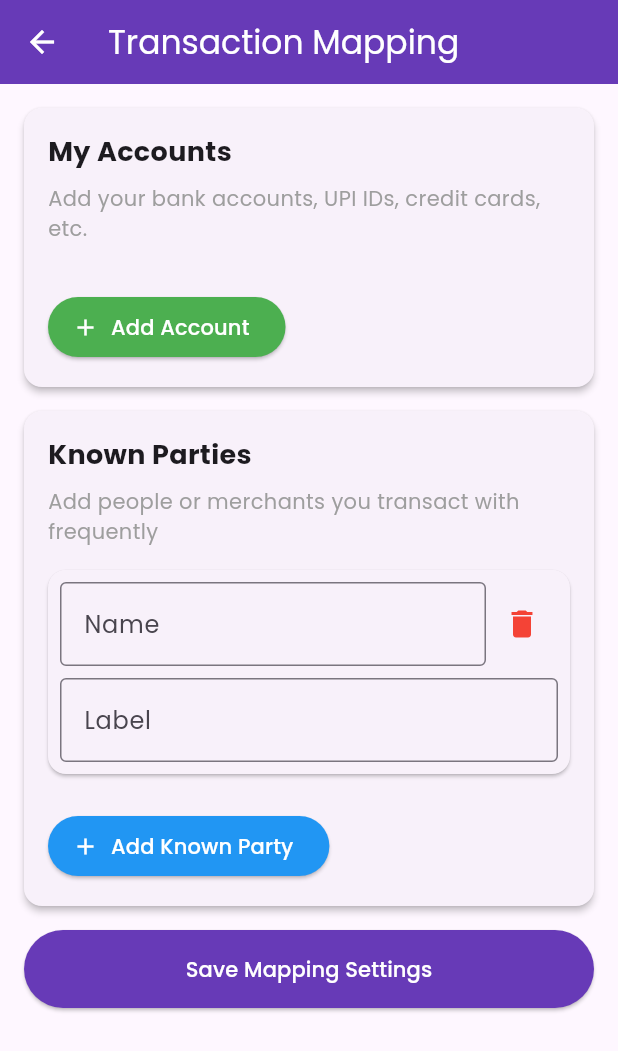
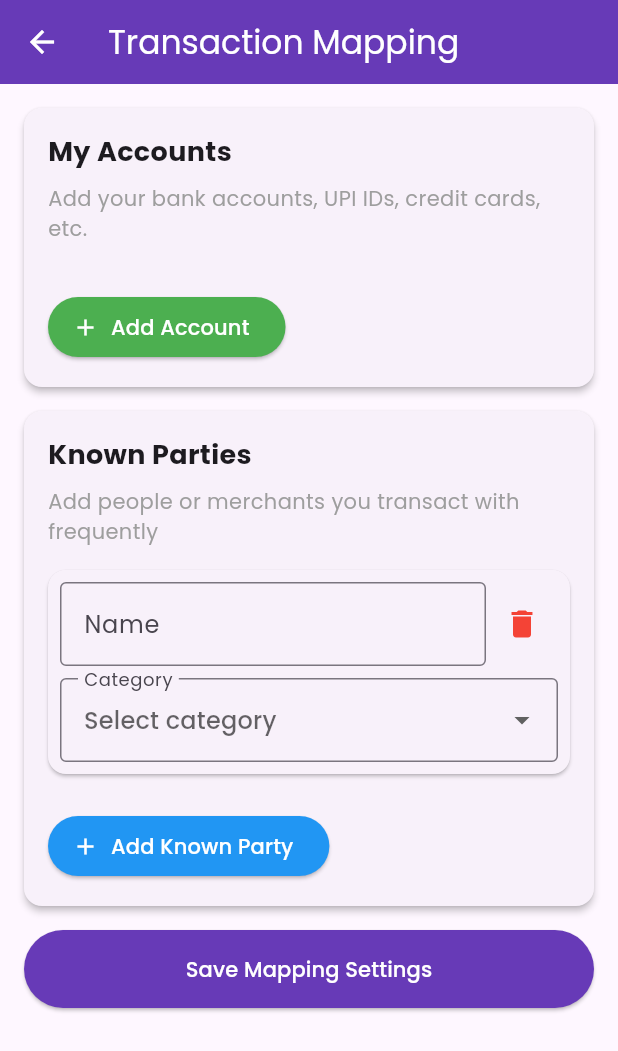
Before and after one commit to 9419suman/financial_tracker, a Flutter app: the TransactionMappingScreen screen opened directly, after a tap on the "delete" icon, on a phone screen of 412 x 824 dp. Shown: the top 1051 px of the screen. Run offline on Flutter 3.47's test engine with Material 3 defaults, Android fonts, the phone set to English and light mode, and no system bars; our stand-ins replace flutter_dotenv, flutter_slidable, google_fonts, material_design_icons_flutter, permission_handler, shared_preferences; missing offline and left inert: flutter_sms_inbox; accounts and stored records are empty.

Commit message:
converted all labels in known party wherever used to dropdown list.

```diff
--- a/lib/screens/config/transaction_mapping_screen.dart
+++ b/lib/screens/config/transaction_mapping_screen.dart
@@ -4,6 +4,7 @@ import 'dart:io';
 import 'dart:convert';
 import 'package:path_provider/path_provider.dart';
 import '../../services/account_service.dart';
+import '../../utils/constants.dart';
 
 class TransactionMappingScreen extends StatefulWidget {
   const TransactionMappingScreen({Key? key}) : super(key: key);
@@ -377,17 +378,27 @@ class _TransactionMappingScreenState extends State<TransactionMappingScreen> {
                 ],
               ),
               const SizedBox(height: 8),
-              TextFormField(
-                initialValue: _knownParties[index].label,
+              DropdownButtonFormField<String>(
+                value: _knownParties[index].label.isEmpty ? null : _knownParties[index].label.toUpperCase(),
                 decoration: const InputDecoration(
-                  labelText: 'Label',
-                  hintText: 'Enter a label (e.g., "grocery", "family")',
+                  labelText: 'Category',
+                  hintText: 'Select category',
                   border: OutlineInputBorder(),
                 ),
+                items: AppConstants.transactionCategories.map((String category) {
+                  return DropdownMenuItem<String>(
+                    value: category,
+                    child: Text(category),
+                  );
+                }).toList(),
                 onChanged: (value) {
                   setState(() {
-                    _knownParties[index].label = value;
+                    _knownParties[index].label = value ?? '';
                   });
+                },
+                validator: (value) {
+                  // Category can be empty (party will be ignored), so no validation needed
+                  return null;
                 },
               ),
             ],
--- a/lib/screens/edit_message_metadata_screen.dart
+++ b/lib/screens/edit_message_metadata_screen.dart
@@ -5,6 +5,7 @@ import 'package:intl/intl.dart';
 import '../models/message_model.dart';
 import '../providers/message_provider.dart';
 import '../widgets/add_party_dialog.dart';
+import '../utils/constants.dart';
 
 class EditMessageMetadataScreen extends StatefulWidget {
   final MessageWithAmount message;
@@ -155,10 +156,7 @@ class _EditMessageMetadataScreenState extends State<EditMessageMetadataScreen> {
               label: 'Category',
               hint: 'Select category',
               icon: Icons.category,
-              options: [
-                'FOOD', 'GROCERIES', 'SHOPPING', 'TRANSPORTATION', 'ENTERTAINMENT',
-                'HEALTH', 'UTILITIES', 'INCOME', 'P2P TRANSFER', 'OTHER'
-              ],
+              options: AppConstants.transactionCategories,
             ),
 
             // Description field
--- /dev/null
+++ b/lib/utils/constants.dart
@@ -0,0 +1,15 @@
+class AppConstants {
+  // Transaction categories used throughout the app
+  static const List<String> transactionCategories = [
+    'FOOD',
+    'GROCERIES',
+    'SHOPPING',
+    'TRANSPORTATION',
+    'ENTERTAINMENT',
+    'HEALTH',
+    'UTILITIES',
+    'INCOME',
+    'P2P TRANSFER',
+    'OTHER'
+  ];
+}
--- a/lib/widgets/add_party_dialog.dart
+++ b/lib/widgets/add_party_dialog.dart
@@ -4,6 +4,7 @@ import 'package:provider/provider.dart';
 import '../services/account_service.dart';
 import '../providers/message_provider.dart';
 import '../models/message_model.dart';
+import '../utils/constants.dart';
 
 class AddPartyDialog extends StatefulWidget {
   final String accountName;
@@ -541,7 +542,7 @@ class _AddPartyDialogState extends State<AddPartyDialog> {
         if (_selectedAction == 'known_party') ...[
           const SizedBox(height: 20),
           Text(
-            'Category Label',
+            'Category',
             style: GoogleFonts.poppins(
               fontSize: 14,
               fontWeight: FontWeight.w500,
@@ -549,16 +550,31 @@ class _AddPartyDialogState extends State<AddPartyDialog> {
             ),
           ),
           const SizedBox(height: 8),
-          TextField(
-            controller: _labelController,
+          DropdownButtonFormField<String>(
+            value: _labelController.text.isEmpty ? null : _labelController.text.toUpperCase(),
             decoration: InputDecoration(
-              hintText: 'e.g., grocery, family, utilities',
+              hintText: 'Select category',
               border: OutlineInputBorder(
                 borderRadius: BorderRadius.circular(12),
               ),
               contentPadding: const EdgeInsets.symmetric(horizontal: 16, vertical: 12),
             ),
-            style: GoogleFonts.poppins(fontSize: 14),
+            style: GoogleFonts.poppins(
+              fontSize: 14,
+              color: Colors.black,
+            ),
+            items: AppConstants.transactionCategories.map((String category) {
+              return DropdownMenuItem<String>(
+                value: category,
+                child: Text(
+                  category,
+                  style: GoogleFonts.poppins(fontSize: 14),
+                ),
+              );
+            }).toList(),
+            onChanged: (value) {
+              _labelController.text = value ?? '';
+            },
           ),
         ],
       ],
@@ -633,7 +649,7 @@ class _AddPartyDialogState extends State<AddPartyDialog> {
         if (_selectedAction == 'known_party') {
           final label = _labelController.text.trim();
           if (label.isEmpty) {
-            _showError('Please enter a category label');
+            _showError('Please select a category');
             return;
           }
           success = await _accountService.addKnownParty(name, label);
```
